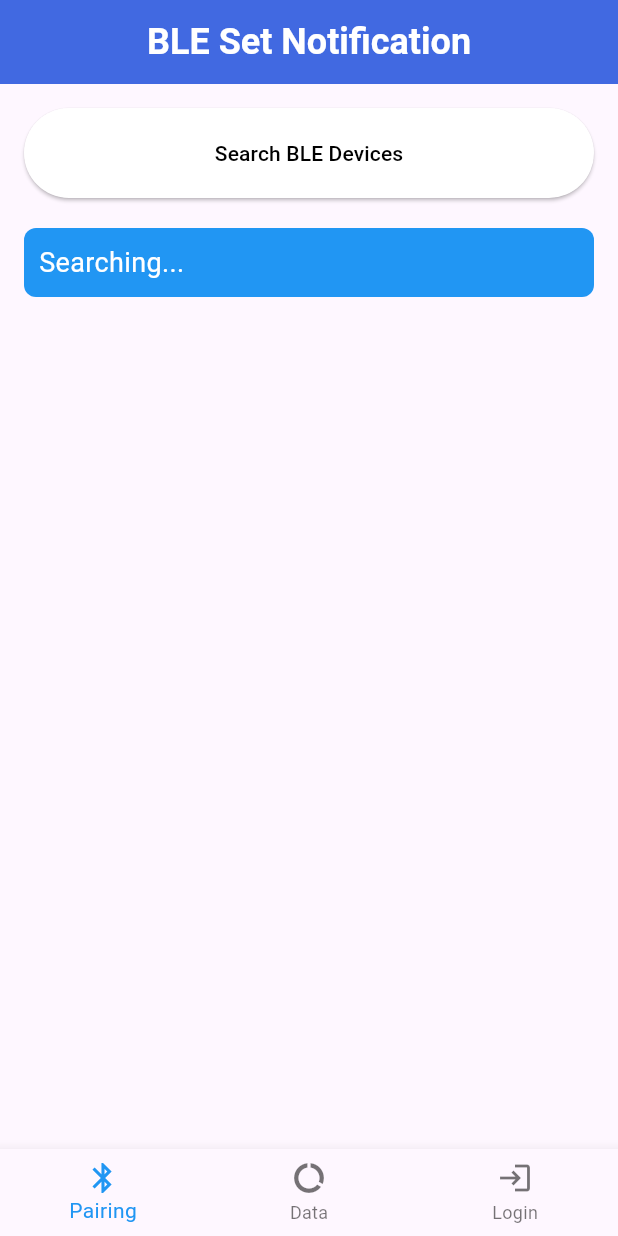
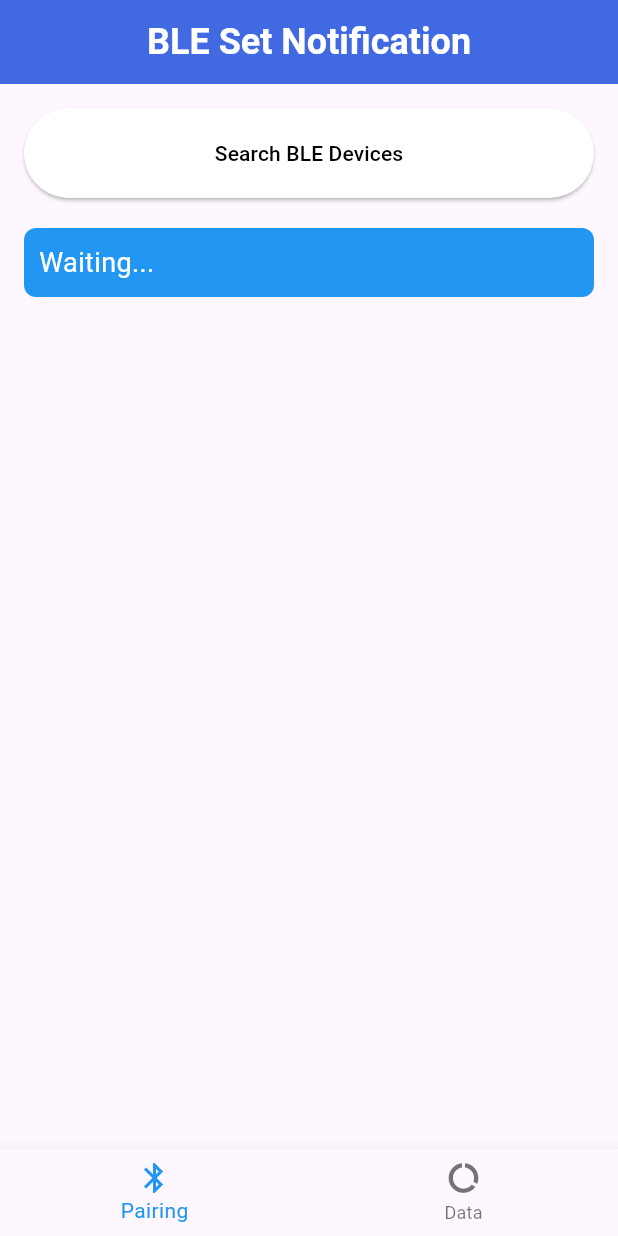
Before and after one commit to ManOfDemosan/ble_bracelet_app, a Flutter app: the screen it shows after launch, after a tap on "Search BLE Devices", on a phone screen of 412 x 824 dp. Run offline on Flutter 3.47's test engine with Material 3 defaults, Android fonts, the phone set to English and light mode, and no system bars; our stand-ins replace flutter_blue_plus; Roboto replaces fonts that are missing (Arial).

Commit message:
Fix delete login

```diff
--- a/lib/main.dart
+++ b/lib/main.dart
@@ -7,6 +7,7 @@ void main() {
 
 class MyApp extends StatelessWidget {
   final title = 'BLE Set Notification';
+
   @override
   Widget build(BuildContext context) {
     return MaterialApp(
@@ -45,9 +46,8 @@ class _HomeScreenState extends State<HomeScreen> {
   int _selectedIndex = 0;
 
   static List<Widget> _pages = <Widget>[
-    MyHomePage(title: 'BLE Set Notification'),
+    PairingPage(),
     DataReceivingPage(),
-    LoginPage(),
   ];
 
   void _onItemTapped(int index) {
@@ -72,10 +72,6 @@ class _HomeScreenState extends State<HomeScreen> {
             icon: Icon(Icons.data_usage),
             label: 'Data',
           ),
-          BottomNavigationBarItem(
-            icon: Icon(Icons.login),
-            label: 'Login',
-          ),
         ],
         currentIndex: _selectedIndex,
         selectedItemColor: Colors.blue,
@@ -85,73 +81,104 @@ class _HomeScreenState extends State<HomeScreen> {
   }
 }
 
-class MyHomePage extends StatefulWidget {
-  MyHomePage({Key? key, required this.title}) : super(key: key);
-  final String title;
-
+class PairingPage extends StatefulWidget {
   @override
-  _MyHomePageState createState() => _MyHomePageState();
+  _PairingPageState createState() => _PairingPageState();
 }
 
-class _MyHomePageState extends State<MyHomePage> {
-  final FlutterBluePlus blue = FlutterBluePlus.instance;
+class _PairingPageState extends State<PairingPage> {
+  FlutterBluePlus flutterBlue = FlutterBluePlus.instance;
+  List<ScanResult> scanResultList = [];
+  bool isScanning = false;
 
-  @override
-  void initState() {
-    blue.scanResults.listen((results) {
-      print("Searching11 ...");
-      print("results : $results");
-      if (results.isNotEmpty) {
-        setState(() {
-          result = results;
-        });
-      }
+  void toggleState() {
+    setState(() {
+      isScanning = !isScanning;
     });
-    blue.connectedDevices.asStream().listen((List<BluetoothDevice> devices) {
-      for (BluetoothDevice device in devices) {
-        print("device : $device");
-      }
-    });
-    super.initState();
+
+    if (isScanning) {
+      startScan();
+    } else {
+      flutterBlue.stopScan();
+    }
   }
 
-  List? result;
-  bool check = false;
-  String viewTxt = "Waiting...";
+  void startScan() {
+    try {
+      flutterBlue.startScan(scanMode: ScanMode.balanced, allowDuplicates: true, timeout: Duration(seconds: 12));
+      scan();
+    } catch (e) {
+      print('Error starting scan: $e');
+      setState(() {
+        isScanning = false;
+      });
+    }
+  }
 
-  Future blueBtn() async {
-    setState(() {
-      check = true;
-      viewTxt = "Searching...";
-    });
-    var bl = await blue.startScan(
-        scanMode: ScanMode.balanced,
-        allowDuplicates: true,
-        timeout: Duration(seconds: 12))
-        .timeout(Duration(seconds: 12), onTimeout: () async {
-      await blue.stopScan();
-      setState(() {
-        check = false;
-        viewTxt = "ERR";
+  void scan() async {
+    if (isScanning) {
+      flutterBlue.scanResults.listen((results) {
+        setState(() {
+          scanResultList = results;
+        });
+      }).onError((error) {
+        print('Error during scan: $error');
+        setState(() {
+          isScanning = false;
+        });
       });
-    });
-    print("startScan : $bl");
+    }
+  }
 
-    await Future.delayed(Duration(seconds: 13), () async {
-      await blue.stopScan();
-      setState(() {
-        check = false;
-        if (this.result == null) viewTxt = "Waiting...";
-      });
-    });
-    return;
+  Widget deviceSignal(ScanResult r) {
+    return Text(r.rssi.toString());
+  }
+
+  Widget deviceMacAddress(ScanResult r) {
+    return Text(r.device.id.id);
+  }
+
+  Widget deviceName(ScanResult r) {
+    String name;
+    if (r.device.name.isNotEmpty) {
+      name = r.device.name;
+    } else if (r.advertisementData.localName.isNotEmpty) {
+      name = r.advertisementData.localName;
+    } else {
+      name = 'N/A';
+    }
+    return Text(name);
+  }
+
+  Widget leading(ScanResult r) {
+    return CircleAvatar(
+      backgroundColor: Colors.cyan,
+      child: Icon(
+        Icons.bluetooth,
+        color: Colors.white,
+      ),
+    );
+  }
+
+  void onTap(ScanResult r) {
+    print('${r.device.name}');
+  }
+
+  Widget listItem(ScanResult r) {
+    return ListTile(
+      onTap: () => onTap(r),
+      leading: leading(r),
+      title: deviceName(r),
+      subtitle: deviceMacAddress(r),
+      trailing: deviceSignal(r),
+    );
   }
 
   @override
   Widget build(BuildContext context) {
     return Scaffold(
       appBar: AppBar(
-        title: Text(widget.title),
+        title: Text('BLE Set Notification'),
       ),
       body: Center(
         child: ListView(
@@ -159,7 +186,7 @@ class _MyHomePageState extends State<MyHomePage> {
           children: <Widget>[
             ElevatedButton(
               child: Text("Search BLE Devices", style: TextStyle(color: Colors.black)),
-              onPressed: this.blueBtn,
+              onPressed: toggleState,
               style: ElevatedButton.styleFrom(
                 minimumSize: Size(200, 60), // 버튼 크기
                 backgroundColor: Colors.white, // 배경색
@@ -173,13 +200,24 @@ class _MyHomePageState extends State<MyHomePage> {
             Container(
               padding: EdgeInsets.all(10.0),
               decoration: BoxDecoration(
-                color: check ? Colors.blue : Colors.red,
+                color: isScanning ? Colors.blue : Colors.red,
                 borderRadius: BorderRadius.circular(8.0),
               ),
               child: Text(
-                result?.toString() ?? this.viewTxt,
+                scanResultList.isEmpty ? "Waiting..." : "Devices found: ${scanResultList.length}",
                 style: TextStyle(color: Colors.white),
               ),
+            ),
+            SizedBox(height: 20.0),
+            ListView.separated(
+              shrinkWrap: true,
+              itemCount: scanResultList.length,
+              itemBuilder: (context, index) {
+                return listItem(scanResultList[index]);
+              },
+              separatorBuilder: (BuildContext context, int index) {
+                return const Divider();
+              },
             ),
           ],
         ),
@@ -254,59 +292,3 @@ class _DataReceivingPageState extends State<DataReceivingPage> {
     );
   }
 }
-
-class LoginPage extends StatelessWidget {
-  @override
-  Widget build(BuildContext context) {
-    return Scaffold(
-      appBar: AppBar(
-        title: Text('Login Page'),
-      ),
-      body: Center(
-        child: Padding(
-          padding: const EdgeInsets.all(16.0),
-          child: ElevatedButton(
-            child: Text('Login with BLE', style: TextStyle(color: Colors.black)),
-            onPressed: () {
-              showModalBottomSheet(
-                context: context,
-                builder: (BuildContext context) {
-                  return Container(
-                    height: 200,
-                    child: Column(
-                      children: [
-                        ListTile(
-                          leading: Icon(Icons.bluetooth, color: Colors.black),
-                          title: Text('Connect via BLE', style: TextStyle(color: Colors.black)),
-                          onTap: () {
-                            // BLE 로그인 처리
-                            Navigator.pop(context);
-                          },
-                        ),
-                        ListTile(
-                          leading: Icon(Icons.cancel, color: Colors.black),
-                          title: Text('Cancel', style: TextStyle(color: Colors.black)),
-                          onTap: () {
-                            Navigator.pop(context);
-                          },
-                        ),
-                      ],
-                    ),
-                  );
-                },
-              );
-            },
-            style: ElevatedButton.styleFrom(
-              minimumSize: Size(200, 60), // 버튼 크기
-              backgroundColor: Colors.white, // 배경색
-              foregroundColor: Colors.black, // 텍스트 색상
-              shape: RoundedRectangleBorder(
-                borderRadius: BorderRadius.circular(30), // 둥근 모서리
-              ),
-            ),
-          ),
-        ),
-      ),
-    );
-  }
-}
```
Also changed, not shown: pubspec.yaml (+7 -11 lines), pubspec.lock, 3 other files.
